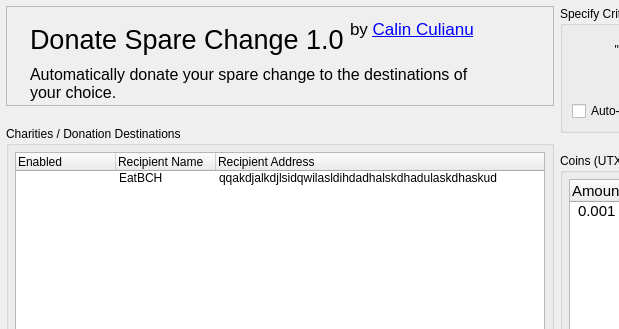
Above: ui.ui from cculianu/DonateSpareChange before the change; both pictures show x 0 to 619 and y 0 to 329 of the 1114 by 519 pixel window. Below: the same form after it.
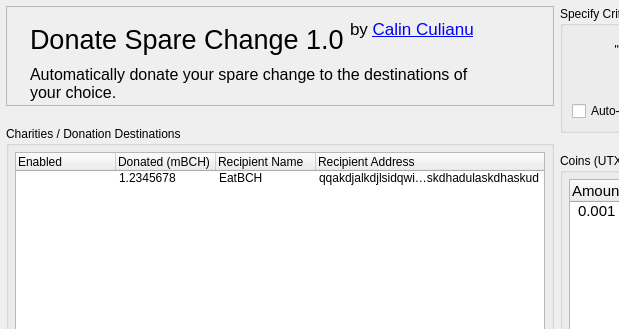
That is the form after the change. Icons and pictures are not drawn.

Commit message: Added total donated column to Charities treewidget. Other niceties. Started implementing engine a little bit.  Lots more to do in engine.

What changed in the file:
```diff
--- a/ui.ui
+++ b/ui.ui
@@ -252,7 +252,7 @@
          <bool>false</bool>
         </property>
         <property name="columnCount">
-         <number>3</number>
+         <number>4</number>
         </property>
         <attribute name="headerVisible">
          <bool>true</bool>
@@ -271,6 +271,11 @@
           <string>Enabled</string>
          </property>
         </column>
+        <column>
+         <property name="text">
+          <string>Donated (mBCH)</string>
+         </property>
+        </column>
         <column>
          <property name="text">
           <string>Recipient Name</string>
@@ -285,6 +290,9 @@
          <property name="text">
           <string/>
          </property>
+         <property name="text">
+          <string>1.2345678</string>
+         </property>
          <property name="text">
           <string>EatBCH</string>
          </property>
```
The commit also changes 2 other files.
